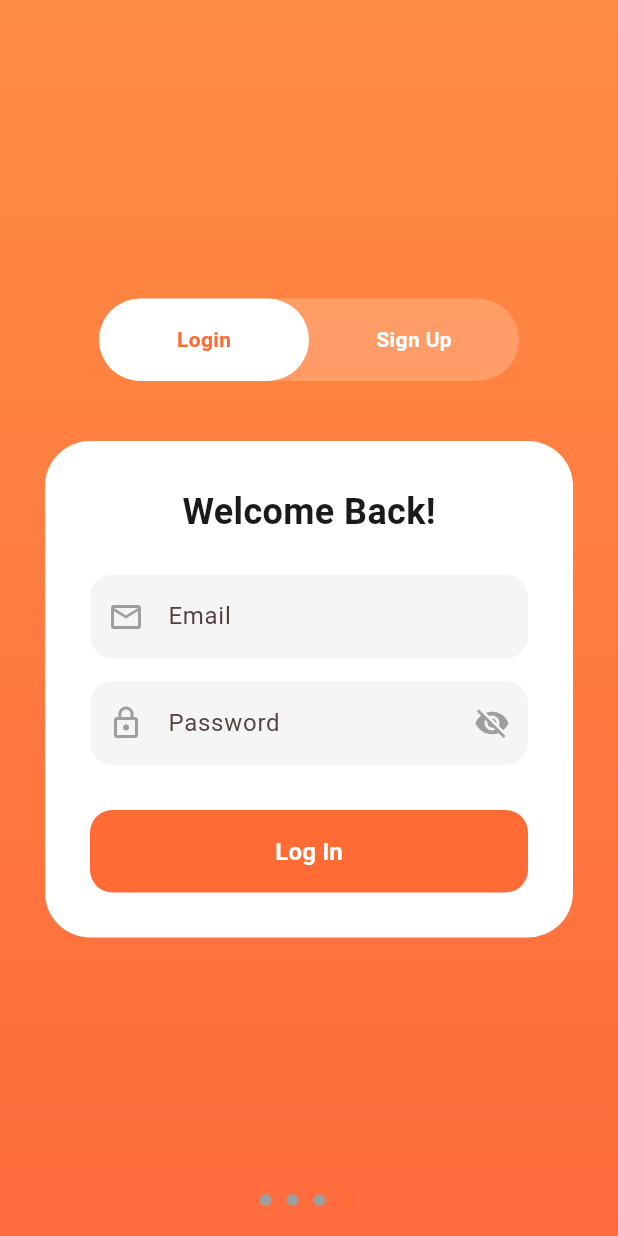
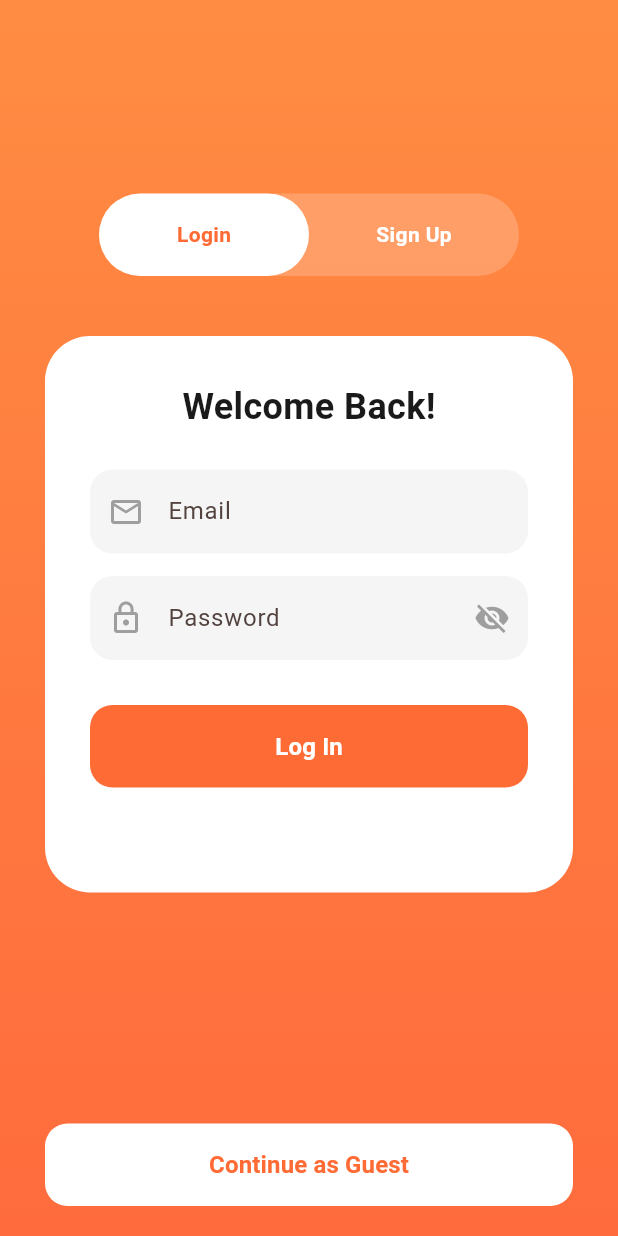
Before and after one commit to kmushapho/shipyard-creator-contest, a Flutter app: the screen it shows after launch, swiped to page 4, on a phone screen of 412 x 824 dp. Run offline on Flutter 3.47's test engine with Material 3 defaults, Android fonts, the phone set to English and light mode, and no system bars; our stand-ins replace flutter_animate, material_symbols_icons, pocketbase, shared_preferences.

Commit message:
added continue as guest on auth page

```diff
--- a/euphoric_cook/lib/screens/onboarding/auth_page.dart
+++ b/euphoric_cook/lib/screens/onboarding/auth_page.dart
@@ -1,5 +1,7 @@
 import 'package:flutter/material.dart';
+import 'package:shared_preferences/shared_preferences.dart';
 import '../../constants/colors.dart';
+import '../home_screen.dart'; // ← Make sure this import points to your HomeScreen
 
 class AuthPage extends StatefulWidget {
   const AuthPage({super.key});
@@ -13,10 +15,49 @@ class _AuthPageState extends State<AuthPage> {
   bool _obscurePassword = true;
   bool _obscureConfirmPassword = true;
 
+  final _emailController = TextEditingController();
+  final _passwordController = TextEditingController();
+  final _confirmPasswordController = TextEditingController();
+
+  @override
+  void dispose() {
+    _emailController.dispose();
+    _passwordController.dispose();
+    _confirmPasswordController.dispose();
+    super.dispose();
+  }
+
+  // New: Function to handle guest continue
+  Future<void> _continueAsGuest() async {
+    // Mark onboarding as completed
+    final prefs = await SharedPreferences.getInstance();
+    await prefs.setBool('hasCompletedOnboarding', true);
+
+    if (!mounted) return;
+
+    // Go directly to home screen
+    Navigator.pushReplacement(
+      context,
+      MaterialPageRoute(builder: (context) => const HomeScreen()),
+    );
+
+    // Optional: show a quick toast/feedback
+    ScaffoldMessenger.of(context).showSnackBar(
+      const SnackBar(
+        content: Text('Continuing as guest...'),
+        duration: Duration(seconds: 1),
+      ),
+    );
+  }
+
   @override
   Widget build(BuildContext context) {
     return Scaffold(
-      body: Container(
+      resizeToAvoidBottomInset: true,
+      body: Stack(
+        children: [
+          // Background + scrollable content
+          Container(
             width: double.infinity,
             height: double.infinity,
             decoration: const BoxDecoration(
@@ -28,15 +69,12 @@ class _AuthPageState extends State<AuthPage> {
             ),
             child: Center(
               child: SingleChildScrollView(
-            child: Padding(
-              padding: const EdgeInsets.symmetric(horizontal: 30),
+                padding: const EdgeInsets.symmetric(horizontal: 30, vertical: 60),
                 child: Column(
                   children: [
-                  // --- TOGGLE SWITCH ---
                     _buildToggleSwitch(),
                     const SizedBox(height: 40),
 
-                  // --- FORM CONTAINER ---
                     Container(
                       padding: const EdgeInsets.all(30),
                       decoration: BoxDecoration(
@@ -47,15 +85,18 @@ class _AuthPageState extends State<AuthPage> {
                         children: [
                           Text(
                             isLogin ? 'Welcome Back!' : 'Create Account',
-                          style: const TextStyle(fontSize: 24, fontWeight: FontWeight.bold, color: AppColors.darkText),
+                            style: const TextStyle(
+                              fontSize: 24,
+                              fontWeight: FontWeight.bold,
+                              color: AppColors.darkText,
+                            ),
                           ),
                           const SizedBox(height: 25),
 
-                        // Email Field
                           _buildTextField(Icons.email_outlined, 'Email'),
+
                           const SizedBox(height: 15),
 
-                        // Password Field with Eye Toggle
                           _buildTextField(
                             Icons.lock_outline,
                             'Password',
@@ -64,7 +105,6 @@ class _AuthPageState extends State<AuthPage> {
                             onToggle: () => setState(() => _obscurePassword = !_obscurePassword),
                           ),
 
-                        // Confirm Password Field (Sign Up Only)
                           if (!isLogin) ...[
                             const SizedBox(height: 15),
                             _buildTextField(
@@ -72,55 +112,124 @@ class _AuthPageState extends State<AuthPage> {
                               'Confirm Password',
                               isPassword: true,
                               isObscured: _obscureConfirmPassword,
-                            onToggle: () => setState(() => _obscureConfirmPassword = !_obscureConfirmPassword),
+                              onToggle: () => setState(
+                                    () => _obscureConfirmPassword = !_obscureConfirmPassword,
+                              ),
                             ),
                           ],
 
                           const SizedBox(height: 30),
+
                           _buildSubmitButton(),
+
+                          const SizedBox(height: 40),
                         ],
                       ),
                     ),
+
+                    const SizedBox(height: 100), // space for guest button
                   ],
                 ),
               ),
             ),
           ),
+
+          // Fixed guest button at bottom
+          Positioned(
+            bottom: 0,
+            left: 0,
+            right: 0,
+            child: Padding(
+              padding: EdgeInsets.fromLTRB(
+                30,
+                20,
+                30,
+                MediaQuery.of(context).viewInsets.bottom + 20,
+              ),
+              child: SizedBox(
+                height: 55,
+                child: TextButton(
+                  onPressed: _continueAsGuest, // ← Now calls the new function
+                  style: TextButton.styleFrom(
+                    backgroundColor: Colors.white,
+                    shape: RoundedRectangleBorder(
+                      borderRadius: BorderRadius.circular(15),
+                    ),
+                    elevation: 4,
+                  ),
+                  child: const Text(
+                    'Continue as Guest',
+                    style: TextStyle(
+                      color: AppColors.vibrantOrange,
+                      fontSize: 16,
+                      fontWeight: FontWeight.bold,
+                    ),
+                  ),
+                ),
+              ),
+            ),
+          ),
+        ],
       ),
     );
   }
 
-  Widget _buildTextField(IconData icon, String hint, {bool isPassword = false, bool isObscured = false, VoidCallback? onToggle}) {
+  // ── The rest remains the same ─────────────────────────────────────────────
+
+  Widget _buildTextField(
+      IconData icon,
+      String hint, {
+        bool isPassword = false,
+        bool isObscured = false,
+        VoidCallback? onToggle,
+      }) {
     return TextField(
       obscureText: isPassword ? isObscured : false,
+      controller: isPassword
+          ? (hint == 'Confirm Password' ? _confirmPasswordController : _passwordController)
+          : _emailController,
       decoration: InputDecoration(
         prefixIcon: Icon(icon, color: Colors.grey),
         suffixIcon: isPassword
             ? IconButton(
-          icon: Icon(isObscured ? Icons.visibility_off : Icons.visibility, color: Colors.grey),
+          icon: Icon(
+            isObscured ? Icons.visibility_off : Icons.visibility,
+            color: Colors.grey,
+          ),
           onPressed: onToggle,
         )
             : null,
         hintText: hint,
         filled: true,
         fillColor: Colors.grey.shade100,
-        border: OutlineInputBorder(borderRadius: BorderRadius.circular(15), borderSide: BorderSide.none),
+        border: OutlineInputBorder(
+          borderRadius: BorderRadius.circular(15),
+          borderSide: BorderSide.none,
+        ),
       ),
     );
   }
 
   Widget _buildToggleSwitch() {
     return Container(
-      height: 55, width: 280,
-      decoration: BoxDecoration(color: Colors.white.withOpacity(0.2), borderRadius: BorderRadius.circular(30)),
+      height: 55,
+      width: 280,
+      decoration: BoxDecoration(
+        color: Colors.white.withOpacity(0.2),
+        borderRadius: BorderRadius.circular(30),
+      ),
       child: Stack(
         children: [
           AnimatedAlign(
             duration: const Duration(milliseconds: 250),
             alignment: isLogin ? Alignment.centerLeft : Alignment.centerRight,
             child: Container(
-              width: 140, height: 55,
-              decoration: BoxDecoration(color: Colors.white, borderRadius: BorderRadius.circular(30)),
+              width: 140,
+              height: 55,
+              decoration: BoxDecoration(
+                color: Colors.white,
+                borderRadius: BorderRadius.circular(30),
+              ),
             ),
           ),
           Row(
@@ -141,7 +250,10 @@ class _AuthPageState extends State<AuthPage> {
         child: Center(
           child: Text(
             label,
-            style: TextStyle(fontWeight: FontWeight.bold, color: isLogin == value ? AppColors.vibrantOrange : Colors.white),
+            style: TextStyle(
+              fontWeight: FontWeight.bold,
+              color: isLogin == value ? AppColors.vibrantOrange : Colors.white,
+            ),
           ),
         ),
       ),
@@ -153,7 +265,10 @@ class _AuthPageState extends State<AuthPage> {
       width: double.infinity,
       height: 55,
       child: ElevatedButton(
-        onPressed: () {},
+        onPressed: () {
+          // TODO: Add your real login / signup logic here later
+          // For now you can leave it empty or show a snackbar
+        },
         style: ElevatedButton.styleFrom(
           backgroundColor: AppColors.vibrantOrange,
           shape: RoundedRectangleBorder(borderRadius: BorderRadius.circular(15)),
@@ -161,7 +276,11 @@ class _AuthPageState extends State<AuthPage> {
         ),
         child: Text(
           isLogin ? 'Log In' : 'Sign Up',
-          style: const TextStyle(color: Colors.white, fontSize: 16, fontWeight: FontWeight.bold),
+          style: const TextStyle(
+            color: Colors.white,
+            fontSize: 16,
+            fontWeight: FontWeight.bold,
+          ),
         ),
       ),
     );
--- a/euphoric_cook/lib/screens/onboarding/onboarding_screen.dart
+++ b/euphoric_cook/lib/screens/onboarding/onboarding_screen.dart
@@ -17,10 +17,11 @@ class OnboardingScreen extends StatefulWidget {
 }
 
 class _OnboardingScreenState extends State<OnboardingScreen> {
-  final PageController _pageController = PageController(); // Controls swiping
-  int _currentPage = 0; // Tracks which slide you're on
+  final PageController _pageController = PageController();
+  int _currentPage = 0;
 
-  // Function to finish onboarding and go to home
+  final int _totalPages = 4;
+
   Future<void> _completeOnboarding() async {
     final prefs = await SharedPreferences.getInstance();
     await prefs.setBool('hasCompletedOnboarding', true);
@@ -34,15 +35,19 @@ class _OnboardingScreenState extends State<OnboardingScreen> {
 
   @override
   Widget build(BuildContext context) {
+    final bool isLastPage = _currentPage == _totalPages - 1;
+
     return Scaffold(
-      backgroundColor: AppColors.lightBg, // Light background from your colors
+      backgroundColor: AppColors.lightBg,
       body: SafeArea(
         child: Stack(
           children: [
-            // The swiper for slides
+            // PageView with onboarding slides
             PageView(
               controller: _pageController,
-              onPageChanged: (index) => setState(() => _currentPage = index),
+              onPageChanged: (index) {
+                setState(() => _currentPage = index);
+              },
               children: const [
                 WelcomePage(),
                 FeaturesPage(),
@@ -51,46 +56,66 @@ class _OnboardingScreenState extends State<OnboardingScreen> {
               ],
             ),
 
-            // Bottom dots and button (fixed on screen)
+            // Bottom dots + Next button → HIDDEN on AuthPage
+            if (!isLastPage)
               Positioned(
                 bottom: 0,
                 left: 0,
                 right: 0,
                 child: Column(
                   children: [
-                  // Dots to show progress
+                    // Progress Dots
                     Row(
                       mainAxisAlignment: MainAxisAlignment.center,
-                    children: List.generate(4, (i) => _buildDot(i == _currentPage)),
+                      children: List.generate(
+                        _totalPages,
+                            (i) => _buildDot(i == _currentPage),
+                      ),
                     ),
                     const SizedBox(height: 20),
 
-                  // Next/Skip button
-                  if (_currentPage < 3)
+                    // Next Button
                     ElevatedButton(
-                      onPressed: () => _pageController.nextPage(
+                      onPressed: () {
+                        _pageController.nextPage(
                           duration: const Duration(milliseconds: 300),
                           curve: Curves.easeInOut,
-                      ),
+                        );
+                      },
                       style: ElevatedButton.styleFrom(
                         backgroundColor: AppColors.vibrantOrange,
-                        shape: RoundedRectangleBorder(borderRadius: BorderRadius.circular(30)),
-                        padding: const EdgeInsets.symmetric(horizontal: 40, vertical: 15),
+                        shape: RoundedRectangleBorder(
+                          borderRadius: BorderRadius.circular(30),
                         ),
-                      child: const Text('Next', style: TextStyle(color: Colors.white, fontSize: 18)),
-                    )
+                        padding: const EdgeInsets.symmetric(
+                          horizontal: 40,
+                          vertical: 15,
+                        ),
+                      ),
+                      child: const Text(
+                        'Next',
+                        style: TextStyle(
+                          color: Colors.white,
+                          fontSize: 18,
+                        ),
+                      ),
+                    ),
+                    const SizedBox(height: 40), // breathing room at bottom
                   ],
                 ),
               ),
 
-            // Skip button on top right (for early slides)
-            if (_currentPage < 3)
+            // Skip button → also hidden on last page
+            if (!isLastPage)
               Positioned(
                 top: 20,
                 right: 20,
                 child: TextButton(
                   onPressed: _completeOnboarding,
-                  child: Text('Skip', style: TextStyle(color: AppColors.lightText)),
+                  child: Text(
+                    'Skip',
+                    style: TextStyle(color: AppColors.lightText),
+                  ),
                 ),
               ),
           ],
@@ -99,7 +124,6 @@ class _OnboardingScreenState extends State<OnboardingScreen> {
     );
   }
 
-  // Helper for dots
   Widget _buildDot(bool isActive) {
     return Container(
       margin: const EdgeInsets.symmetric(horizontal: 5),
```
Lines whose indentation alone changed are shown as unchanged.
